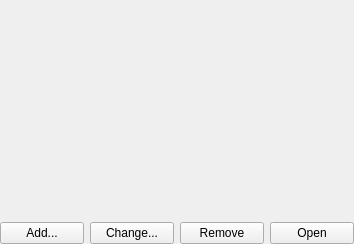
This is src/libs/ui/kptdocumentspanel.ui in KDE/calligraplan as Qt 5 draws it before an edit. The edited form follows.
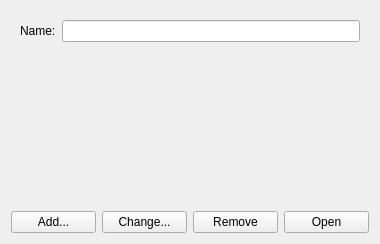
This is the edited form. Icons and pictures are not drawn.

Commit message: DocumentsDialog: Add nodename to dialog

What changed in the file:
```diff
--- a/src/libs/ui/kptdocumentspanel.ui
+++ b/src/libs/ui/kptdocumentspanel.ui
@@ -6,27 +6,49 @@
    <rect>
     <x>0</x>
     <y>0</y>
-    <width>354</width>
+    <width>380</width>
     <height>244</height>
    </rect>
   </property>
-  <layout class="QGridLayout">
-   <property name="leftMargin">
-    <number>0</number>
-   </property>
-   <property name="topMargin">
-    <number>0</number>
-   </property>
-   <property name="rightMargin">
-    <number>0</number>
-   </property>
-   <property name="bottomMargin">
-    <number>0</number>
-   </property>
-   <item row="0" column="0" colspan="4">
-    <widget class="QWidget" name="itemViewHolder" native="true"/>
+  <layout class="QVBoxLayout" name="verticalLayout">
+   <item>
+    <widget class="QWidget" name="nodeNameHolder" native="true">
+     <property name="enabled">
+      <bool>true</bool>
+     </property>
+     <property name="sizePolicy">
+      <sizepolicy hsizetype="Preferred" vsizetype="Preferred">
+       <horstretch>0</horstretch>
+       <verstretch>0</verstretch>
+      </sizepolicy>
+     </property>
+     <layout class="QHBoxLayout" name="horizontalLayout">
+      <item>
+       <widget class="QLabel" name="label">
+        <property name="text">
+         <string>Name:</string>
+        </property>
+       </widget>
+      </item>
+      <item>
+       <widget class="QLineEdit" name="nodeName"/>
+      </item>
+     </layout>
+    </widget>
+   </item>
+   <item>
+    <widget class="QWidget" name="itemViewHolder" native="true">
+     <property name="sizePolicy">
+      <sizepolicy hsizetype="Preferred" vsizetype="MinimumExpanding">
+       <horstretch>0</horstretch>
+       <verstretch>0</verstretch>
+      </sizepolicy>
+     </property>
+    </widget>
    </item>
-   <item row="1" column="0">
+   <item>
+    <layout class="QHBoxLayout" name="horizontalLayout_2">
+     <item>
     <widget class="QPushButton" name="pbAdd">
      <property name="text">
       <string>Add...</string>
@@ -39,7 +61,7 @@
      </property>
     </widget>
    </item>
-   <item row="1" column="1">
+     <item>
     <widget class="QPushButton" name="pbChange">
      <property name="text">
       <string>Change...</string>
@@ -52,7 +74,7 @@
      </property>
     </widget>
    </item>
-   <item row="1" column="2">
+     <item>
     <widget class="QPushButton" name="pbRemove">
      <property name="text">
       <string>Remove</string>
@@ -65,7 +87,7 @@
      </property>
     </widget>
    </item>
-   <item row="1" column="3">
+     <item>
     <widget class="QPushButton" name="pbView">
      <property name="text">
       <string>Open</string>
@@ -77,6 +99,8 @@
       <string>Ctrl+O</string>
      </property>
     </widget>
+     </item>
+    </layout>
    </item>
   </layout>
  </widget>
```
Left out of the diff: 12 changed lines with no effect on the pictures. Lines whose indentation alone changed are shown as unchanged. The commit also changes 4 other files.
